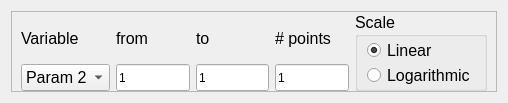
Qt form CuNODE/gui/resources/widgets/qtdesigner/variable_from_to_n_scale.ui (ccam80/CuNODE) before a commit.
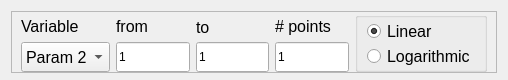
The same form after that commit. Custom widgets are drawn as their Qt base class.

```diff
--- a/CuNODE/gui/resources/widgets/qtdesigner/variable_from_to_n_scale.ui
+++ b/CuNODE/gui/resources/widgets/qtdesigner/variable_from_to_n_scale.ui
@@ -7,7 +7,7 @@
     <x>0</x>
     <y>0</y>
     <width>508</width>
-    <height>94</height>
+    <height>80</height>
    </rect>
   </property>
   <property name="sizePolicy">
@@ -16,6 +16,23 @@
     <verstretch>1</verstretch>
    </sizepolicy>
   </property>
+  <property name="minimumSize">
+   <size>
+    <width>0</width>
+    <height>60</height>
+   </size>
+  </property>
+  <property name="maximumSize">
+   <size>
+    <width>16777215</width>
+    <height>16777215</height>
+   </size>
+  </property>
+  <property name="font">
+   <font>
+    <hintingpreference>PreferDefaultHinting</hintingpreference>
+   </font>
+  </property>
   <property name="windowTitle">
    <string>Form</string>
   </property>
@@ -23,18 +40,24 @@
    <item>
     <widget class="QFrame" name="variable_from_to_frame">
      <property name="sizePolicy">
-      <sizepolicy hsizetype="Expanding" vsizetype="Expanding">
+      <sizepolicy hsizetype="Expanding" vsizetype="MinimumExpanding">
        <horstretch>1</horstretch>
-       <verstretch>5</verstretch>
+       <verstretch>1</verstretch>
       </sizepolicy>
      </property>
+     <property name="minimumSize">
+      <size>
+       <width>0</width>
+       <height>62</height>
+      </size>
+     </property>
      <property name="frameShape">
       <enum>QFrame::Shape::StyledPanel</enum>
      </property>
      <property name="frameShadow">
       <enum>QFrame::Shadow::Raised</enum>
      </property>
-     <layout class="QGridLayout" name="gridLayout_4" rowstretch="1,0" columnstretch="1,1,1,1,0">
+     <layout class="QGridLayout" name="gridLayout_4" rowstretch="0,0" columnstretch="1,1,1,1,0" columnminimumwidth="0,0,0,0,0">
       <property name="sizeConstraint">
        <enum>QLayout::SizeConstraint::SetMaximumSize</enum>
       </property>
@@ -49,11 +72,18 @@
       </property>
       <item row="0" column="0">
        <widget class="QLabel" name="Var_l">
+        <property name="sizePolicy">
+         <sizepolicy hsizetype="Preferred" vsizetype="Maximum">
+          <horstretch>0</horstretch>
+          <verstretch>0</verstretch>
+         </sizepolicy>
+        </property>
         <property name="font">
          <font>
           <pointsize>12</pointsize>
           <strikeout>false</strikeout>
           <kerning>true</kerning>
+          <hintingpreference>PreferDefaultHinting</hintingpreference>
          </font>
         </property>
         <property name="text">
@@ -64,8 +94,8 @@
       <item row="1" column="0">
        <widget class="QComboBox" name="Var_dd">
         <property name="sizePolicy">
-         <sizepolicy hsizetype="Preferred" vsizetype="Maximum">
-          <horstretch>1</horstretch>
+         <sizepolicy hsizetype="Expanding" vsizetype="Expanding">
+          <horstretch>2</horstretch>
           <verstretch>1</verstretch>
          </sizepolicy>
         </property>
@@ -74,6 +104,7 @@
           <pointsize>12</pointsize>
           <strikeout>false</strikeout>
           <kerning>true</kerning>
+          <hintingpreference>PreferDefaultHinting</hintingpreference>
          </font>
         </property>
         <item>
@@ -90,11 +121,18 @@
       </item>
       <item row="0" column="1">
        <widget class="QLabel" name="From_l">
+        <property name="sizePolicy">
+         <sizepolicy hsizetype="Preferred" vsizetype="Maximum">
+          <horstretch>0</horstretch>
+          <verstretch>0</verstretch>
+         </sizepolicy>
+        </property>
         <property name="font">
          <font>
           <pointsize>12</pointsize>
           <strikeout>false</strikeout>
           <kerning>true</kerning>
+          <hintingpreference>PreferDefaultHinting</hintingpreference>
          </font>
         </property>
         <property name="text">
@@ -102,12 +140,118 @@
         </property>
        </widget>
       </item>
+      <item row="0" column="2">
+       <widget class="QLabel" name="to_l">
+        <property name="sizePolicy">
+         <sizepolicy hsizetype="Preferred" vsizetype="Expanding">
+          <horstretch>0</horstretch>
+          <verstretch>0</verstretch>
+         </sizepolicy>
+        </property>
+        <property name="font">
+         <font>
+          <pointsize>12</pointsize>
+          <strikeout>false</strikeout>
+          <kerning>true</kerning>
+          <hintingpreference>PreferDefaultHinting</hintingpreference>
+         </font>
+        </property>
+        <property name="text">
+         <string>to</string>
+        </property>
+       </widget>
+      </item>
+      <item row="0" column="3">
+       <widget class="QLabel" name="n_l">
+        <property name="sizePolicy">
+         <sizepolicy hsizetype="Preferred" vsizetype="Maximum">
+          <horstretch>0</horstretch>
+          <verstretch>0</verstretch>
+         </sizepolicy>
+        </property>
+        <property name="font">
+         <font>
+          <pointsize>12</pointsize>
+          <hintingpreference>PreferDefaultHinting</hintingpreference>
+         </font>
+        </property>
+        <property name="text">
+         <string># points</string>
+        </property>
+       </widget>
+      </item>
+      <item row="1" column="2">
+       <widget class="floatLineEdit" name="to_entry">
+        <property name="sizePolicy">
+         <sizepolicy hsizetype="Expanding" vsizetype="Preferred">
+          <horstretch>1</horstretch>
+          <verstretch>0</verstretch>
+         </sizepolicy>
+        </property>
+        <property name="text">
+         <string>1</string>
+        </property>
+        <property name="minValue" stdset="0">
+         <double>0.000000000000000</double>
+        </property>
+        <property name="maxValue" stdset="0">
+         <double>1000000000.000000000000000</double>
+        </property>
+        <property name="decimals" stdset="0">
+         <number>10</number>
+        </property>
+       </widget>
+      </item>
+      <item row="1" column="3">
+       <widget class="floatLineEdit" name="n_entry">
+        <property name="sizePolicy">
+         <sizepolicy hsizetype="Expanding" vsizetype="Preferred">
+          <horstretch>1</horstretch>
+          <verstretch>0</verstretch>
+         </sizepolicy>
+        </property>
+        <property name="text">
+         <string>1</string>
+        </property>
+        <property name="minValue" stdset="0">
+         <double>0.000000000000000</double>
+        </property>
+        <property name="maxValue" stdset="0">
+         <double>1000000000.000000000000000</double>
+        </property>
+        <property name="decimals" stdset="0">
+         <number>10</number>
+        </property>
+       </widget>
+      </item>
+      <item row="1" column="1">
+       <widget class="floatLineEdit" name="from_entry">
+        <property name="sizePolicy">
+         <sizepolicy hsizetype="Expanding" vsizetype="Preferred">
+          <horstretch>1</horstretch>
+          <verstretch>0</verstretch>
+         </sizepolicy>
+        </property>
+        <property name="text">
+         <string>1</string>
+        </property>
+        <property name="minValue" stdset="0">
+         <double>0.000000000000000</double>
+        </property>
+        <property name="maxValue" stdset="0">
+         <double>1000000000.000000000000000</double>
+        </property>
+        <property name="decimals" stdset="0">
+         <number>10</number>
+        </property>
+       </widget>
+      </item>
       <item row="0" column="4" rowspan="2">
        <widget class="QGroupBox" name="Scale_box">
         <property name="sizePolicy">
-         <sizepolicy hsizetype="Preferred" vsizetype="Preferred">
+         <sizepolicy hsizetype="Preferred" vsizetype="Maximum">
           <horstretch>1</horstretch>
-          <verstretch>0</verstretch>
+          <verstretch>1</verstretch>
          </sizepolicy>
         </property>
         <property name="font">
@@ -115,12 +259,13 @@
           <pointsize>12</pointsize>
           <strikeout>false</strikeout>
           <kerning>true</kerning>
+          <hintingpreference>PreferDefaultHinting</hintingpreference>
          </font>
         </property>
         <property name="title">
-         <string>Scale</string>
+         <string/>
         </property>
-        <layout class="QVBoxLayout" name="verticalLayout_3" stretch="2,1">
+        <layout class="QVBoxLayout" name="verticalLayout_3" stretch="1,1">
          <property name="spacing">
           <number>1</number>
          </property>
@@ -180,98 +325,6 @@
         </layout>
        </widget>
       </item>
-      <item row="0" column="2">
-       <widget class="QLabel" name="to_l">
-        <property name="font">
-         <font>
-          <pointsize>12</pointsize>
-          <strikeout>false</strikeout>
-          <kerning>true</kerning>
-         </font>
-        </property>
-        <property name="text">
-         <string>to</string>
-        </property>
-       </widget>
-      </item>
-      <item row="0" column="3">
-       <widget class="QLabel" name="n_l">
-        <property name="font">
-         <font>
-          <pointsize>12</pointsize>
-         </font>
-        </property>
-        <property name="text">
-         <string># points</string>
-        </property>
-       </widget>
-      </item>
-      <item row="1" column="2">
-       <widget class="floatLineEdit" name="to_entry">
-        <property name="sizePolicy">
-         <sizepolicy hsizetype="Expanding" vsizetype="Preferred">
-          <horstretch>1</horstretch>
-          <verstretch>0</verstretch>
-         </sizepolicy>
-        </property>
-        <property name="text">
-         <string>1</string>
-        </property>
-        <property name="minValue" stdset="0">
-         <double>0.000000000000000</double>
-        </property>
-        <property name="maxValue" stdset="0">
-         <double>1000000000.000000000000000</double>
-        </property>
-        <property name="decimals" stdset="0">
-         <number>10</number>
-        </property>
-       </widget>
-      </item>
-      <item row="1" column="3">
-       <widget class="floatLineEdit" name="n_entry">
-        <property name="sizePolicy">
-         <sizepolicy hsizetype="Expanding" vsizetype="Preferred">
-          <horstretch>1</horstretch>
-          <verstretch>0</verstretch>
-         </sizepolicy>
-        </property>
-        <property name="text">
-         <string>1</string>
-        </property>
-        <property name="minValue" stdset="0">
-         <double>0.000000000000000</double>
-        </property>
-        <property name="maxValue" stdset="0">
-         <double>1000000000.000000000000000</double>
-        </property>
-        <property name="decimals" stdset="0">
-         <number>10</number>
-        </property>
-       </widget>
-      </item>
-      <item row="1" column="1">
-       <widget class="floatLineEdit" name="from_entry">
-        <property name="sizePolicy">
-         <sizepolicy hsizetype="Expanding" vsizetype="Preferred">
-          <horstretch>1</horstretch>
-          <verstretch>0</verstretch>
-         </sizepolicy>
-        </property>
-        <property name="text">
-         <string>1</string>
-        </property>
-        <property name="minValue" stdset="0">
-         <double>0.000000000000000</double>
-        </property>
-        <property name="maxValue" stdset="0">
-         <double>1000000000.000000000000000</double>
-        </property>
-        <property name="decimals" stdset="0">
-         <number>10</number>
-        </property>
-       </widget>
-      </item>
      </layout>
     </widget>
    </item>
```
Left out of the diff: 24 changed lines with no effect on the pictures.
